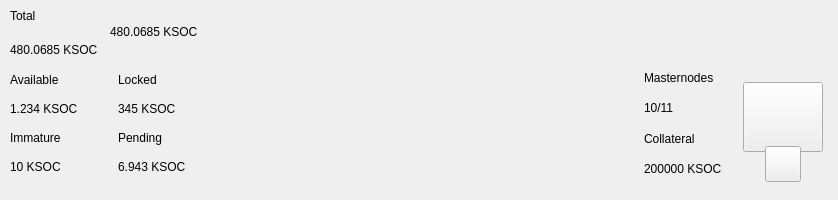
ksocsports/ksoc, file src/qt/ksoc/forms/topbar.ui: the form before one commit.
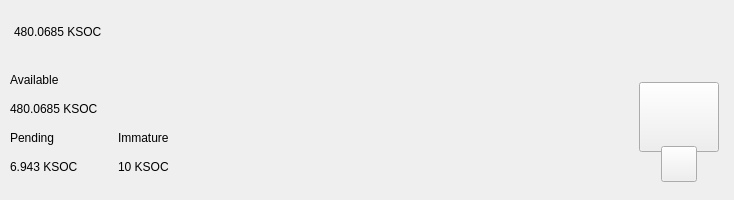
The form after the commit. Custom widgets are drawn as their Qt base class.

Commit message:
Revert "ADD more features to the UI"
This reverts commit 48a297084c212095530a1ed26057f11900e1463f.

Diff of the .ui file:
```diff
--- a/src/qt/ksoc/forms/topbar.ui
+++ b/src/qt/ksoc/forms/topbar.ui
@@ -6,7 +6,7 @@
    <rect>
     <x>0</x>
     <y>0</y>
-    <width>838</width>
+    <width>734</width>
     <height>200</height>
    </rect>
   </property>
@@ -72,17 +72,73 @@
           <number>0</number>
          </property>
          <property name="leftMargin">
-          <number>10</number>
+          <number>14</number>
          </property>
          <property name="topMargin">
           <number>0</number>
          </property>
          <property name="rightMargin">
-          <number>10</number>
+          <number>14</number>
          </property>
          <property name="bottomMargin">
           <number>0</number>
          </property>
+         <item alignment="Qt::AlignVCenter">
+          <widget class="QWidget" name="widgetTopAmount" native="true">
+           <property name="sizePolicy">
+            <sizepolicy hsizetype="Preferred" vsizetype="Maximum">
+             <horstretch>0</horstretch>
+             <verstretch>0</verstretch>
+            </sizepolicy>
+           </property>
+           <layout class="QHBoxLayout" name="horizontalLayout_5">
+            <property name="spacing">
+             <number>0</number>
+            </property>
+            <property name="leftMargin">
+             <number>0</number>
+            </property>
+            <property name="topMargin">
+             <number>0</number>
+            </property>
+            <property name="rightMargin">
+             <number>0</number>
+            </property>
+            <property name="bottomMargin">
+             <number>0</number>
+            </property>
+            <item alignment="Qt::AlignTop">
+             <widget class="QLabel" name="labelAmountTopPiv">
+              <property name="minimumSize">
+               <size>
+                <width>0</width>
+                <height>36</height>
+               </size>
+              </property>
+              <property name="styleSheet">
+               <string notr="true">padding:0px;margin:0px;</string>
+              </property>
+              <property name="text">
+               <string notr="true">480.0685 KSOC</string>
+              </property>
+             </widget>
+            </item>
+           </layout>
+          </widget>
+         </item>
+         <item>
+          <spacer name="horizontalSpacer">
+           <property name="orientation">
+            <enum>Qt::Horizontal</enum>
+           </property>
+           <property name="sizeHint" stdset="0">
+            <size>
+             <width>40</width>
+             <height>20</height>
+            </size>
+           </property>
+          </spacer>
+         </item>
          <item>
           <layout class="QHBoxLayout" name="horizontalLayout_4">
            <property name="spacing">
@@ -91,97 +147,6 @@
            <property name="rightMargin">
             <number>0</number>
            </property>
-           <item>
-            <widget class="QWidget" name="widgetAmount" native="true">
-             <layout class="QVBoxLayout" name="verticalLayout_2">
-              <property name="spacing">
-               <number>2</number>
-              </property>
-              <property name="leftMargin">
-               <number>0</number>
-              </property>
-              <property name="topMargin">
-               <number>0</number>
-              </property>
-              <property name="rightMargin">
-               <number>0</number>
-              </property>
-              <property name="bottomMargin">
-               <number>0</number>
-              </property>
-              <item>
-               <widget class="QLabel" name="labelTitle1">
-                <property name="text">
-                 <string>Total</string>
-                </property>
-               </widget>
-              </item>
-              <item>
-               <widget class="QLabel" name="labelAmountPiv">
-                <property name="text">
-                 <string notr="true">480.0685 KSOC</string>
-                </property>
-               </widget>
-              </item>
-             </layout>
-            </widget>
-           </item>
-           <item alignment="Qt::AlignVCenter">
-            <widget class="QWidget" name="widgetTopAmount" native="true">
-             <property name="sizePolicy">
-              <sizepolicy hsizetype="Preferred" vsizetype="Maximum">
-               <horstretch>0</horstretch>
-               <verstretch>0</verstretch>
-              </sizepolicy>
-             </property>
-             <layout class="QHBoxLayout" name="horizontalLayout_5">
-              <property name="spacing">
-               <number>0</number>
-              </property>
-              <property name="leftMargin">
-               <number>0</number>
-              </property>
-              <property name="topMargin">
-               <number>0</number>
-              </property>
-              <property name="rightMargin">
-               <number>0</number>
-              </property>
-              <property name="bottomMargin">
-               <number>0</number>
-              </property>
-              <item alignment="Qt::AlignTop">
-               <widget class="QLabel" name="labelAmountTopPiv">
-                <property name="minimumSize">
-                 <size>
-                  <width>0</width>
-                  <height>36</height>
-                 </size>
-                </property>
-                <property name="styleSheet">
-                 <string notr="true">padding:0px;margin:0px;</string>
-                </property>
-                <property name="text">
-                 <string notr="true">480.0685 KSOC</string>
-                </property>
-               </widget>
-              </item>
-             </layout>
-            </widget>
-           </item>
-           <item>
-            <spacer name="horizontalSpacer">
-             <property name="orientation">
-              <enum>Qt::Horizontal</enum>
-             </property>
-             <property name="sizeHint" stdset="0">
-              <size>
-               <width>40</width>
-               <height>20</height>
-              </size>
-             </property>
-            </spacer>
-           </item>
            <item alignment="Qt::AlignRight">
             <widget class="QWidget" name="layoutSync" native="true">
              <property name="minimumSize">
@@ -236,12 +201,6 @@
                <height>36</height>
               </size>
              </property>
-             <property name="maximumSize">
-              <size>
-               <width>16777215</width>
-               <height>36</height>
-              </size>
-             </property>
             </widget>
            </item>
            <item>
@@ -252,60 +211,6 @@
                <height>36</height>
               </size>
              </property>
-             <property name="maximumSize">
-              <size>
-               <width>16777215</width>
-               <height>36</height>
-              </size>
-             </property>
-            </widget>
-           </item>
-           <item>
-            <widget class="ExpandableButton" name="pushButtonConf" native="true">
-             <property name="minimumSize">
-              <size>
-               <width>36</width>
-               <height>36</height>
-              </size>
-             </property>
-             <property name="maximumSize">
-              <size>
-               <width>16777215</width>
-               <height>36</height>
-              </size>
-             </property>
-            </widget>
-           </item>
-           <item>
-            <widget class="ExpandableButton" name="pushButtonMasternodes" native="true">
-             <property name="minimumSize">
-              <size>
-               <width>36</width>
-               <height>36</height>
-              </size>
-             </property>
-             <property name="maximumSize">
-              <size>
-               <width>16777215</width>
-               <height>36</height>
-              </size>
-             </property>
-            </widget>
-           </item>
-           <item>
-            <widget class="ExpandableButton" name="pushButtonConsole" native="true">
-             <property name="minimumSize">
-              <size>
-               <width>36</width>
-               <height>36</height>
-              </size>
-             </property>
-             <property name="maximumSize">
-              <size>
-               <width>16777215</width>
-               <height>36</height>
-              </size>
-             </property>
             </widget>
            </item>
            <item>
@@ -316,12 +221,6 @@
                <height>36</height>
               </size>
              </property>
-             <property name="maximumSize">
-              <size>
-               <width>16777215</width>
-               <height>36</height>
-              </size>
-             </property>
             </widget>
            </item>
            <item>
@@ -332,12 +231,6 @@
                <height>36</height>
               </size>
              </property>
-             <property name="maximumSize">
-              <size>
-               <width>16777215</width>
-               <height>36</height>
-              </size>
-             </property>
             </widget>
            </item>
            <item>
@@ -348,12 +241,6 @@
                <height>36</height>
               </size>
              </property>
-             <property name="maximumSize">
-              <size>
-               <width>16777215</width>
-               <height>36</height>
-              </size>
-             </property>
             </widget>
            </item>
            <item>
@@ -370,12 +257,6 @@
                <height>0</height>
               </size>
              </property>
-             <property name="maximumSize">
-              <size>
-               <width>16777215</width>
-               <height>36</height>
-              </size>
-             </property>
             </widget>
            </item>
            <item>
@@ -402,12 +283,6 @@
                <height>36</height>
               </size>
              </property>
-             <property name="maximumSize">
-              <size>
-               <width>16777215</width>
-               <height>36</height>
-              </size>
-             </property>
             </widget>
            </item>
           </layout>
@@ -452,6 +327,24 @@
              <property name="rightMargin">
               <number>30</number>
              </property>
+             <item>
+              <layout class="QVBoxLayout" name="verticalLayout_2">
+               <item>
+                <widget class="QLabel" name="labelTitle1">
+                 <property name="text">
+                  <string>Available</string>
+                 </property>
+                </widget>
+               </item>
+               <item>
+                <widget class="QLabel" name="labelAmountPiv">
+                 <property name="text">
+                  <string notr="true">480.0685 KSOC</string>
+                 </property>
+                </widget>
+               </item>
+              </layout>
+             </item>
              <item>
               <layout class="QHBoxLayout" name="horizontalLayout_2">
                <property name="spacing">
@@ -460,30 +353,16 @@
                <item>
                 <layout class="QVBoxLayout" name="verticalLayout_5">
                  <item>
-                  <widget class="QLabel" name="labelTitle5">
+                  <widget class="QLabel" name="labelTitle3">
                    <property name="text">
-                    <string>Available</string>
+                    <string>Pending</string>
                    </property>
                   </widget>
                  </item>
                  <item>
-                  <widget class="QLabel" name="labelAvailablePiv">
+                  <widget class="QLabel" name="labelPendingPiv">
                    <property name="text">
-                    <string>1.234 KSOC</string>
-                   </property>
-                  </widget>
-                 </item>
-                 <item>
-                  <widget class="QLabel" name="labelTitle4">
-                   <property name="text">
-                    <string>Immature</string>
-                   </property>
-                  </widget>
-                 </item>
-                 <item>
-                  <widget class="QLabel" name="labelImmaturePiv">
-                   <property name="text">
-                    <string notr="true">10 KSOC</string>
+                    <string notr="true">6.943 KSOC</string>
                    </property>
                   </widget>
                  </item>
@@ -508,30 +387,16 @@
                <item>
                 <layout class="QVBoxLayout" name="verticalLayout_6">
                  <item>
-                  <widget class="QLabel" name="labelTitle6">
+                  <widget class="QLabel" name="labelTitle4">
                    <property name="text">
-                    <string>Locked</string>
+                    <string>Immature</string>
                    </property>
                   </widget>
                  </item>
                  <item>
-                  <widget class="QLabel" name="labelLockedPiv">
+                  <widget class="QLabel" name="labelImmaturePiv">
                    <property name="text">
-                    <string>345 KSOC</string>
-                   </property>
-                  </widget>
-                 </item>
-                 <item>
-                  <widget class="QLabel" name="labelTitle3">
-                   <property name="text">
-                    <string>Pending</string>
-                   </property>
-                  </widget>
-                 </item>
-                 <item>
-                  <widget class="QLabel" name="labelPendingPiv">
-                   <property name="text">
-                    <string notr="true">6.943 KSOC</string>
+                    <string notr="true">10 KSOC</string>
                    </property>
                   </widget>
                  </item>
@@ -556,49 +421,7 @@
            </property>
           </spacer>
          </item>
-         <item>
-          <layout class="QHBoxLayout" name="horizontalLayout_6">
-           <property name="rightMargin">
-            <number>10</number>
-           </property>
-           <property name="bottomMargin">
-            <number>9</number>
-           </property>
-           <item>
-            <layout class="QVBoxLayout" name="verticalLayout_5">
-             <item>
-              <widget class="QLabel" name="labelMasternodesTitle">
-               <property name="text">
-                <string>Masternodes</string>
-               </property>
-              </widget>
-             </item>
-             <item>
-              <widget class="QLabel" name="labelMasternodeCount">
-               <property name="text">
-                <string>10/11</string>
-               </property>
-              </widget>
-             </item>
-             <item>
-              <widget class="QLabel" name="labelTitle8">
-               <property name="text">
-                <string>Collateral</string>
-               </property>
-              </widget>
-             </item>
-             <item>
-              <widget class="QLabel" name="labelCollateralPiv">
-               <property name="text">
-                <string notr="true">200000 KSOC</string>
-               </property>
-              </widget>
-             </item>
-            </layout>
-           </item>
-          </layout>
-         </item>
-         <item>
+         <item alignment="Qt::AlignHCenter|Qt::AlignVCenter">
           <widget class="QWidget" name="qrContainer" native="true">
            <property name="sizePolicy">
             <sizepolicy hsizetype="Preferred" vsizetype="Minimum">
```
Left out of the diff: 4 changed lines with no effect on the pictures. The commit also changes 2 other files.
